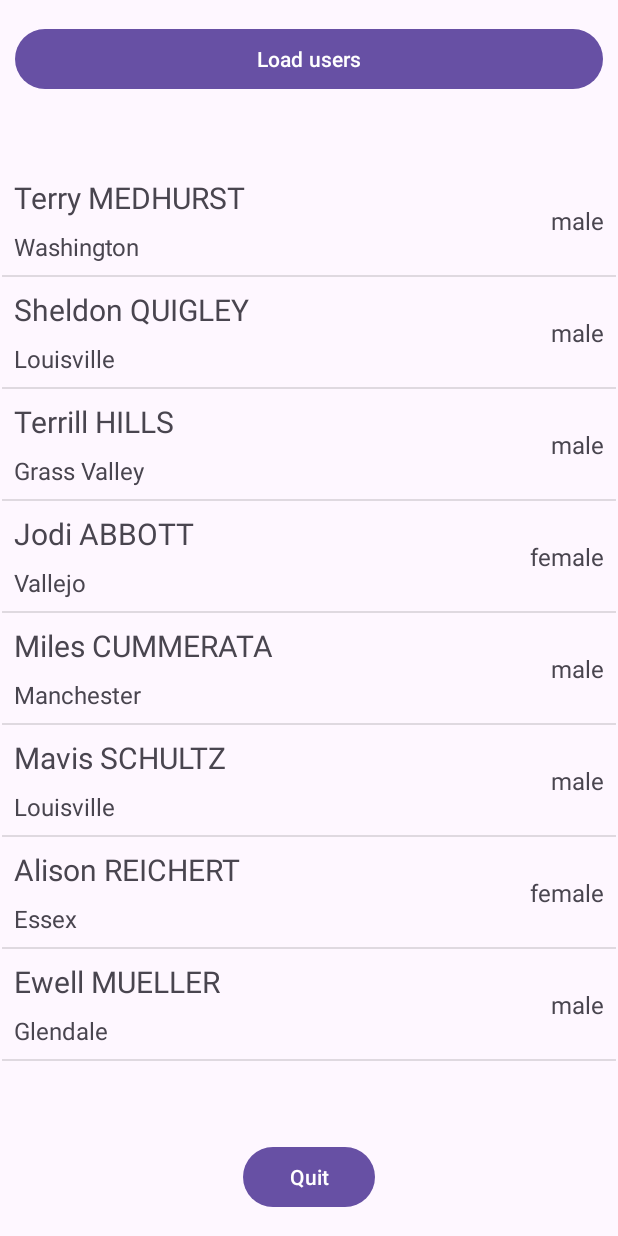
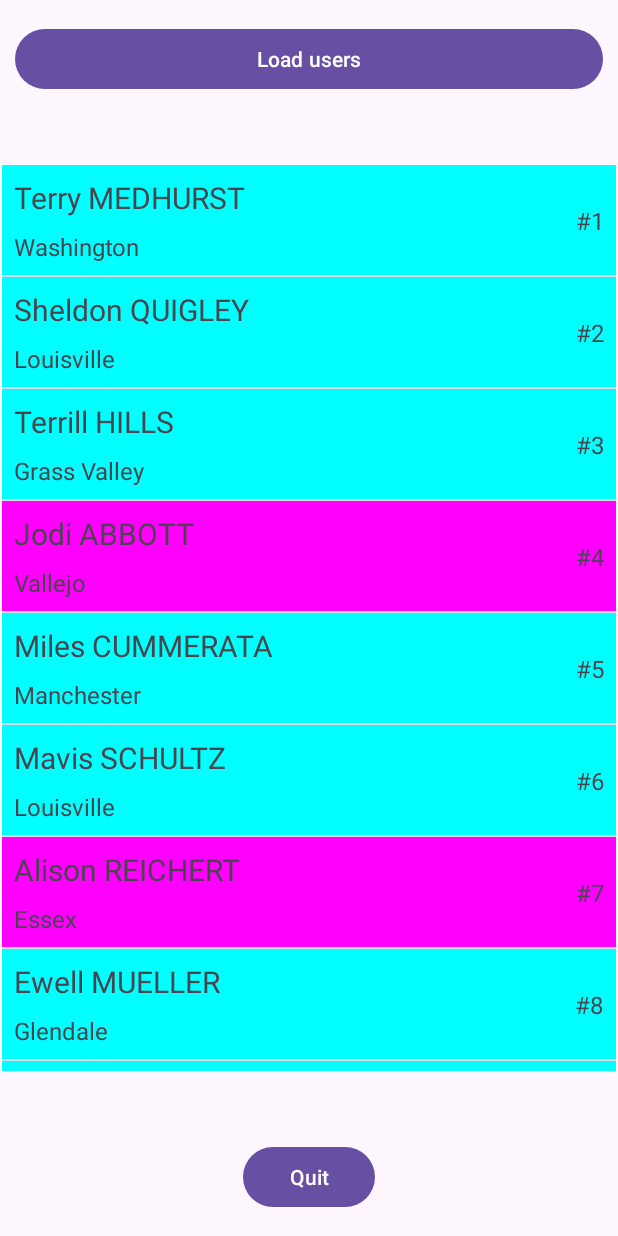
Before and after one commit to Gl0rydayz/mini_projet_01, an Android app: the screen it shows after launch (MainActivity), after a tap on "Load users", on a phone screen of 412 x 824 dp. Run offline under Robolectric (Android 15) with nearby library versions, the phone set to English and light mode, and no system bars.

Commit message:
Work on Exercice 02

```diff
--- a/app/src/main/java/com/example/mini_projet_01/UsersAdapter.java
+++ b/app/src/main/java/com/example/mini_projet_01/UsersAdapter.java
@@ -1,17 +1,12 @@
 package com.example.mini_projet_01;
 
 import android.content.Context;
+import android.graphics.Color;
 import android.view.LayoutInflater;
 import android.view.View;
 import android.view.ViewGroup;
-import android.widget.ArrayAdapter;
 import android.widget.BaseAdapter;
 import android.widget.TextView;
-
-import androidx.annotation.NonNull;
-import androidx.annotation.Nullable;
-
-import org.w3c.dom.Text;
 
 import java.util.ArrayList;
 
@@ -47,12 +42,20 @@ public class UsersAdapter extends BaseAdapter {
 
         TextView tv_itemUsersFullName = view.findViewById(R.id.tv_itemUsersFullName);
         TextView tv_itemUsersCity = view.findViewById(R.id.tv_itemUsersCity);
-        TextView tv_itemUsersGender = view.findViewById(R.id.tv_itemUsersGender);
+        TextView tv_itemUsersGender = view.findViewById(R.id.tv_itemUsersNumber);
 
         tv_itemUsersFullName.setText(users.get(i).fullName());
         tv_itemUsersCity.setText(users.get(i).getCity());
         tv_itemUsersGender.setText(users.get(i).getGender());
 
+        if (tv_itemUsersGender.getText().equals("male")) {
+            view.setBackgroundColor(Color.CYAN);
+        } else {
+            view.setBackgroundColor(Color.MAGENTA);
+        }
+
+        tv_itemUsersGender.setText("#" + (i + 1));
+
         return view;
     }
 }
--- a/app/src/main/res/layout/item_users.xml
+++ b/app/src/main/res/layout/item_users.xml
@@ -30,11 +30,11 @@
         app:layout_constraintTop_toBottomOf="@+id/tv_itemUsersFullName" />
 
     <TextView
-        android:id="@+id/tv_itemUsersGender"
+        android:id="@+id/tv_itemUsersNumber"
         android:layout_width="wrap_content"
         android:layout_height="wrap_content"
         android:layout_marginEnd="8dp"
-        android:text="Gender"
+        android:text="#00"
         android:textSize="16sp"
         app:layout_constraintBottom_toBottomOf="@+id/tv_itemUsersCity"
         app:layout_constraintEnd_toEndOf="parent"
--- a/app/src/main/res/values/colors.xml
+++ b/app/src/main/res/values/colors.xml
@@ -1,5 +1,7 @@
 <?xml version="1.0" encoding="utf-8"?>
 <resources>
     <color name="black">#FF000000</color>
-    <color name="white">#FFFFFFFF</color>
+    <color name="white">#FFFFFF</color>
+    <color name="pink">#FFFF8AF3</color>
+    <color name="blue">#FF58B3F1</color>
 </resources>
```
